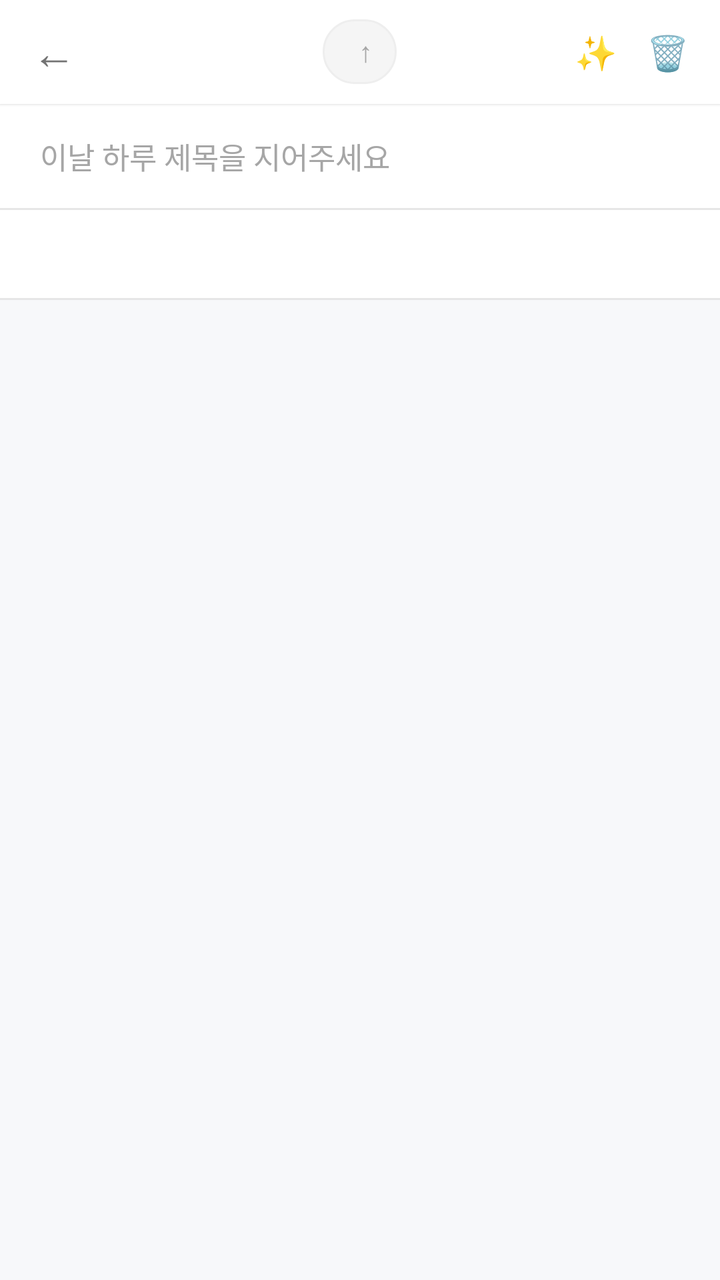
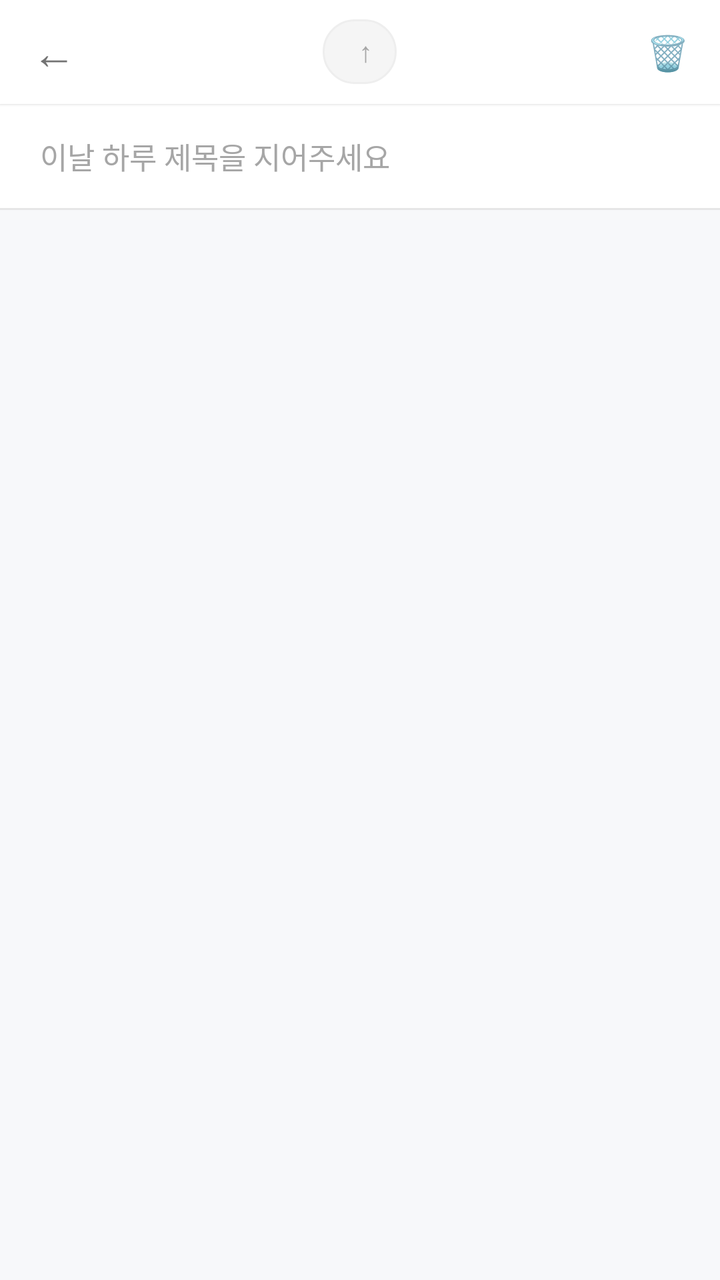

The first picture is an Android layout as it rendered before a commit; the second is the same layout after the commit. The layout source and the unified diff follow.
<!-- AndroidManifest.xml: application theme Theme.Harudiary -->
<!-- res/layout/fragment_daily.xml -->
<?xml version="1.0" encoding="utf-8"?>
<LinearLayout
    xmlns:android="http://schemas.android.com/apk/res/android"
    xmlns:app="http://schemas.android.com/apk/res-auto"
    android:layout_width="match_parent"
    android:layout_height="match_parent"
    android:background="#F7F8FA"
    android:orientation="vertical">

    
    <RelativeLayout
        android:layout_width="match_parent"
        android:layout_height="52dp"
        android:paddingHorizontal="8dp"
        android:background="#FFFFFF"
        android:elevation="1dp">

        <TextView
            android:id="@+id/btn_back"
            android:layout_width="wrap_content"
            android:layout_height="wrap_content"
            android:layout_centerVertical="true"
            android:layout_alignParentStart="true"
            android:padding="8dp"
            android:text="←"
            android:textColor="@color/gray_label"
            android:textSize="22sp" />

        
        <LinearLayout
            android:layout_width="wrap_content"
            android:layout_height="wrap_content"
            android:layout_centerInParent="true"
            android:gravity="center_vertical"
            android:orientation="horizontal"
            android:background="@drawable/bg_share_btn"
            android:paddingHorizontal="12dp"
            android:paddingVertical="6dp">

            <TextView
                android:id="@+id/tv_date_title"
                android:layout_width="wrap_content"
                android:layout_height="wrap_content"
                android:textColor="@color/primary"
                android:textSize="15sp"
                android:textStyle="bold" />

            <TextView
                android:layout_width="wrap_content"
                android:layout_height="wrap_content"
                android:layout_marginStart="6dp"
                android:text="↑"
                android:textColor="@color/gray_hint"
                android:textSize="14sp" />

        </LinearLayout>

        
        <LinearLayout
            android:layout_width="wrap_content"
            android:layout_height="wrap_content"
            android:layout_centerVertical="true"
            android:layout_alignParentEnd="true"
            android:gravity="center_vertical"
            android:orientation="horizontal">

            <TextView
                android:id="@+id/tv_weather"
                android:layout_width="wrap_content"
                android:layout_height="wrap_content"
                android:textColor="@color/gray_hint"
                android:textSize="12sp" />

            <TextView
                android:id="@+id/btn_generate_plan"
                android:layout_width="36dp"
                android:layout_height="36dp"
                android:gravity="center"
                android:text="✨"
                android:textSize="17sp"
                android:background="?attr/selectableItemBackgroundBorderless" />

            <TextView
                android:id="@+id/btn_delete_records"
                android:layout_width="36dp"
                android:layout_height="36dp"
                android:gravity="center"
                android:text="🗑"
                android:textSize="17sp"
                android:background="?attr/selectableItemBackgroundBorderless" />

        </LinearLayout>

    </RelativeLayout>

    
    <EditText
        android:id="@+id/et_day_title"
        android:layout_width="match_parent"
        android:layout_height="52dp"
        android:background="#FFFFFF"
        android:paddingHorizontal="20dp"
        android:hint="이날 하루 제목을 지어주세요"
        android:textSize="15sp"
        android:textColor="@color/primary"
        android:textColorHint="@color/gray_hint"
        android:inputType="text"
        android:imeOptions="actionDone"
        android:maxLines="1"
        android:singleLine="true" />

    
    <View
        android:layout_width="match_parent"
        android:layout_height="1dp"
        android:background="@color/gray_border" />

    
    <com.google.android.material.tabs.TabLayout
        android:id="@+id/tab_layout"
        android:layout_width="match_parent"
        android:layout_height="44dp"
        android:background="#FFFFFF"
        app:tabIndicatorColor="#4CAF50"
        app:tabRippleColor="@null"
        app:tabSelectedTextColor="#4CAF50"
        app:tabTextAppearance="@style/TabTextStyle"
        app:tabTextColor="@color/gray_hint" />

    
    <View
        android:layout_width="match_parent"
        android:layout_height="1dp"
        android:background="@color/gray_border" />

    <androidx.viewpager2.widget.ViewPager2
        android:id="@+id/view_pager"
        android:layout_width="match_parent"
        android:layout_height="0dp"
        android:layout_weight="1" />

</LinearLayout>
<!-- resources referenced by this layout -->
<resources>
  <color name="gray_border">#E6E6E6</color>
  <color name="gray_hint">#A6A6A6</color>
  <color name="gray_label">#737373</color>
  <color name="primary">#1A1A1A</color>
  <!-- drawable bg_share_btn (drawable) -->
  <?xml version="1.0" encoding="utf-8"?>
  <shape xmlns:android="http://schemas.android.com/apk/res/android" android:shape="rectangle">
      <solid android:color="#F5F5F5"/>
      <corners android:radius="20dp"/>
      <stroke android:color="#EEEEEE" android:width="1dp"/>
  </shape>
  <style name="TabTextStyle" parent="@style/TextAppearance.Design.Tab">
          <item name="textAllCaps">false</item>
          <item name="android:textSize">15sp</item>
      </style>
  <style name="Theme.Harudiary" parent="Base.Theme.Harudiary" />
  <style name="Base.Theme.Harudiary" parent="Theme.Material3.DayNight.NoActionBar" />
</resources>

<!-- the commit's change to res/layout/fragment_daily.xml (unified diff, before → after) -->
@@ -72,15 +72,6 @@
                 android:textSize="12sp" />
 
             <TextView
-                android:id="@+id/btn_generate_plan"
-                android:layout_width="36dp"
-                android:layout_height="36dp"
-                android:gravity="center"
-                android:text="✨"
-                android:textSize="17sp"
-                android:background="?attr/selectableItemBackgroundBorderless" />
-
-            <TextView
                 android:id="@+id/btn_delete_records"
                 android:layout_width="36dp"
                 android:layout_height="36dp"
@@ -115,26 +106,8 @@
         android:layout_height="1dp"
         android:background="@color/gray_border" />
 
-    
-    <com.google.android.material.tabs.TabLayout
-        android:id="@+id/tab_layout"
-        android:layout_width="match_parent"
-        android:layout_height="44dp"
-        android:background="#FFFFFF"
-        app:tabIndicatorColor="#4CAF50"
-        app:tabRippleColor="@null"
-        app:tabSelectedTextColor="#4CAF50"
-        app:tabTextAppearance="@style/TabTextStyle"
-        app:tabTextColor="@color/gray_hint" />
-
-    
-    <View
-        android:layout_width="match_parent"
-        android:layout_height="1dp"
-        android:background="@color/gray_border" />
-
-    <androidx.viewpager2.widget.ViewPager2
-        android:id="@+id/view_pager"
+    <androidx.fragment.app.FragmentContainerView
+        android:id="@+id/fragment_container_timeline"
         android:layout_width="match_parent"
         android:layout_height="0dp"
         android:layout_weight="1" />
<!-- resource entries referenced after the edit -->
@@ -11,10 +11,6 @@
       <corners android:radius="20dp"/>
       <stroke android:color="#EEEEEE" android:width="1dp"/>
   </shape>
-  <style name="TabTextStyle" parent="@style/TextAppearance.Design.Tab">
-          <item name="textAllCaps">false</item>
-          <item name="android:textSize">15sp</item>
-      </style>
   <style name="Theme.Harudiary" parent="Base.Theme.Harudiary" />
   <style name="Base.Theme.Harudiary" parent="Theme.Material3.DayNight.NoActionBar" />
 </resources>
